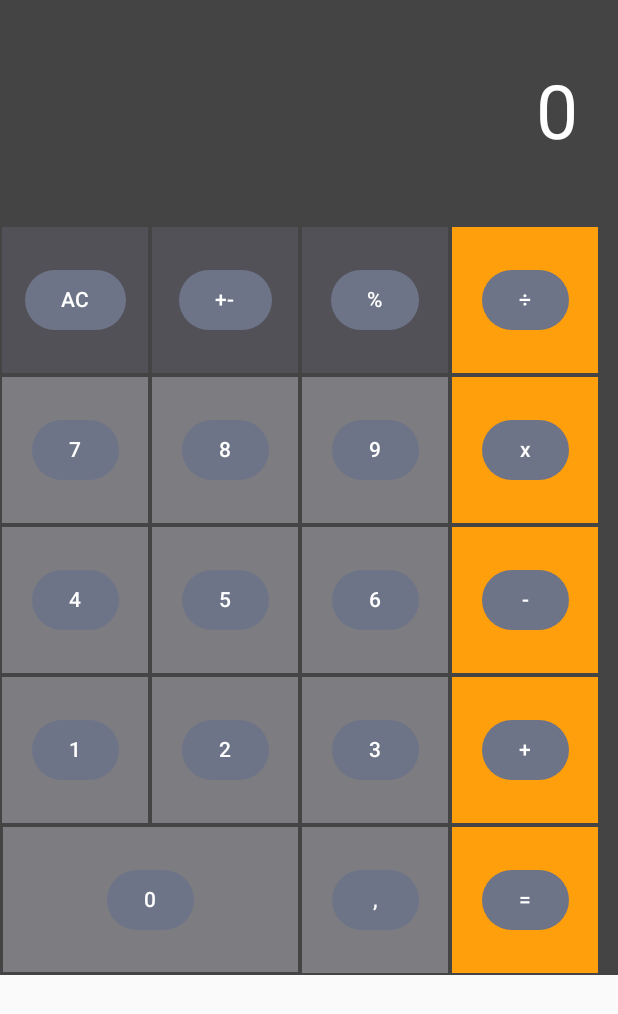
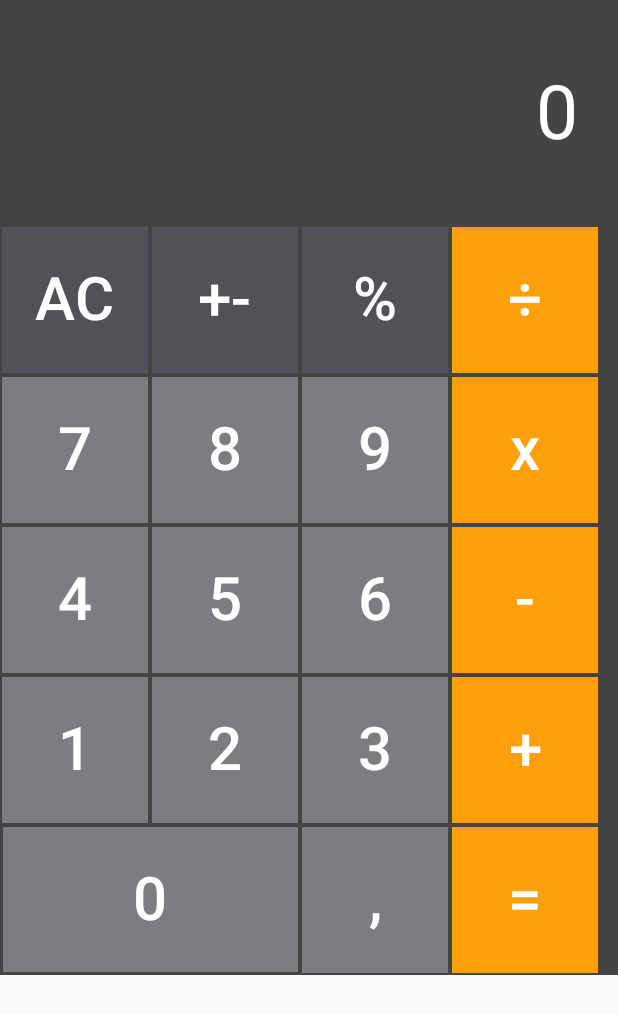
Before and after one commit to Aleksandrandroid/myNewCalc, an Android app built with Jetpack Compose: the screen it shows after launch (MainActivity), on a phone screen of 412 x 824 dp. Shown: the top 1014 px of the screen. Run offline under Robolectric (Android 15) with nearby library versions, the phone set to English and light mode, and no system bars.

Commit message:
style textButton

```diff
--- a/app/src/main/java/com/example/calculator/MainActivity.kt
+++ b/app/src/main/java/com/example/calculator/MainActivity.kt
@@ -12,9 +12,12 @@ import androidx.compose.foundation.layout.fillMaxWidth
 import androidx.compose.foundation.layout.height
 import androidx.compose.foundation.layout.padding
 import androidx.compose.foundation.layout.width
+import androidx.compose.material3.ElevatedButton
 import androidx.compose.material3.FilledTonalButton
 import androidx.compose.material3.Text
+import androidx.compose.material3.TextButton
 import androidx.compose.runtime.Composable
+import androidx.compose.runtime.currentCompositionLocalContext
 import androidx.compose.ui.Alignment
 import androidx.compose.ui.Modifier
 import androidx.compose.ui.graphics.Color
@@ -41,7 +44,6 @@ class MainActivity : androidx.activity.ComponentActivity() {
     }
 
 
-
 }
 
 @Composable
@@ -53,60 +55,59 @@ fun CalculatorScreen(calculator: Calculator) {
     ) {
         CreateFirstRow("0")
 
-        CreateStandardRow(calculator,
+        CreateStandardRow(
+            calculator,
             "AC", color1 = colorResource(R.color.asphalt),
             "+-", color2 = colorResource(R.color.asphalt),
             "%", color3 = colorResource(R.color.asphalt),
             "÷", color4 = colorResource(R.color.orange)
         )
 
-        CreateStandardRow(calculator,
+        CreateStandardRow(
+            calculator,
             "7", color1 = colorResource(R.color.greylight),
             "8", color2 = colorResource(R.color.greylight),
             "9", color3 = colorResource(R.color.greylight),
             "х", color4 = colorResource(R.color.orange)
         )
 
-        CreateStandardRow(calculator,
+        CreateStandardRow(
+            calculator,
             "4", color1 = colorResource(R.color.greylight),
             "5", color2 = colorResource(R.color.greylight),
             "6", color3 = colorResource(R.color.greylight),
             "-", color4 = colorResource(R.color.orange)
         )
 
-        CreateStandardRow(calculator,
+        CreateStandardRow(
+            calculator,
             "1", color1 = colorResource(R.color.greylight),
             "2", color2 = colorResource(R.color.greylight),
             "3", color3 = colorResource(R.color.greylight),
             "+", color4 = colorResource(R.color.orange)
         )
 
-        CreateLastRow(calculator,"0", ",", "=")
+        CreateLastRow(calculator, "0", ",", "=")
     }
 }
 
 @Composable
-fun CreateText(calculator: Calculator,
-    value: String) {
-   // Text(text = value, fontSize = 40.sp, color = Color.White)
-
-//    Button(onClick = {                                   //кнопка
-//       calculator.getNumber(value)
-//    }) {
-//        Text(value)
-//    }
-
-    FilledTonalButton(onClick = {
+fun CreateText(
+    calculator: Calculator,
+    value: String
+) {
+    TextButton(onClick = {    //тестовая кнопка
         calculator.getNumber(value)
     }) {
-        Text(value)
+        Text(text = value, fontSize = 40.sp, color = Color.White)
     }
-
 }
 
 @Composable
-fun CreateBox(calculator: Calculator,
-    value: String, color: Color) {
+fun CreateBox(
+    calculator: Calculator,
+    value: String, color: Color
+) {
     Box(
         modifier = Modifier
             .fillMaxHeight()
@@ -158,7 +159,7 @@ fun CreateStandardRow(
             .fillMaxWidth()
     ) {
         CreateBox(calculator, value1, color1)
-        CreateBox(calculator,  value2, color2)
+        CreateBox(calculator, value2, color2)
         CreateBox(calculator, value3, color3)
         CreateBox(calculator, value4, color4)
     }
@@ -191,7 +192,7 @@ fun CreateLastRow(calculator: Calculator, val1: String, val2: String, val3: Stri
             .fillMaxWidth()
     ) {
         CreateBigBox(calculator, val1)
-        CreateBox(calculator,  val2, color = colorResource(R.color.greylight))
+        CreateBox(calculator, val2, color = colorResource(R.color.greylight))
         CreateBox(calculator, val3, color = colorResource(R.color.orange))
     }
 }
@@ -209,15 +210,15 @@ fun FirstBox(value: String) {
     }
 }
 
-@Preview(showBackground = true)
+@Preview(showBackground = true)   //превьюшка
 @Composable
 fun GreetingPreview() {
     CalculatorTheme {
-      //  CalculatorScreen()
+        CalculatorScreen(calculator = Calculator())
     }
 }
 
-// @Preview(showBackground = true)
+
 @Composable
 fun ShowNewRow(calculator: Calculator) {
     CreateStandardRow(
@@ -228,13 +229,6 @@ fun ShowNewRow(calculator: Calculator) {
         value4 = "a", color4 = colorResource(R.color.teal_700)
     )
 }
-
-
-//@Preview(showBackground = true)
-//@Composable
-//fun ShowTextLine() {
-//    CreateText("Q")
-//}
 
 
 /**
```
